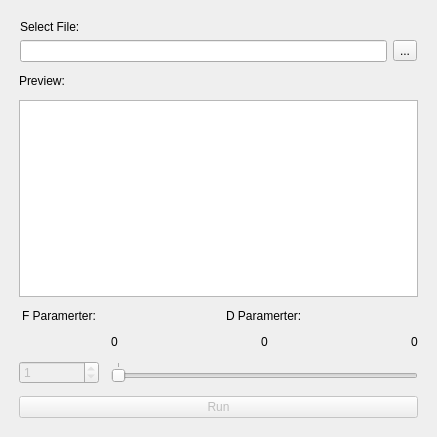
EmanueleGiannuzzi/DCT2_GUI, file mainwindow.ui: the form before one commit.
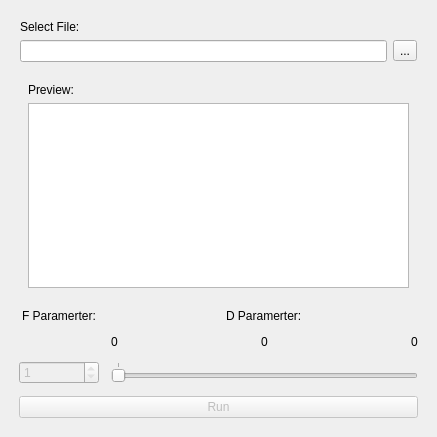
The form after the commit.

Diff of the .ui file:
```diff
--- a/mainwindow.ui
+++ b/mainwindow.ui
@@ -81,6 +81,7 @@
        </widget>
       </item>
       <item>
+       <widget class="QWidget" name="preview" native="true">
        <layout class="QVBoxLayout" name="previewLayout">
         <item>
          <widget class="QLabel" name="previewLabel">
@@ -93,6 +94,7 @@
          <widget class="QGraphicsView" name="previewGraphicsView"/>
         </item>
        </layout>
+       </widget>
       </item>
       <item>
        <layout class="QGridLayout" name="gridLayout">
```
Left out of the diff: 53 changed lines with no effect on the pictures. Lines whose indentation alone changed are shown as unchanged.
